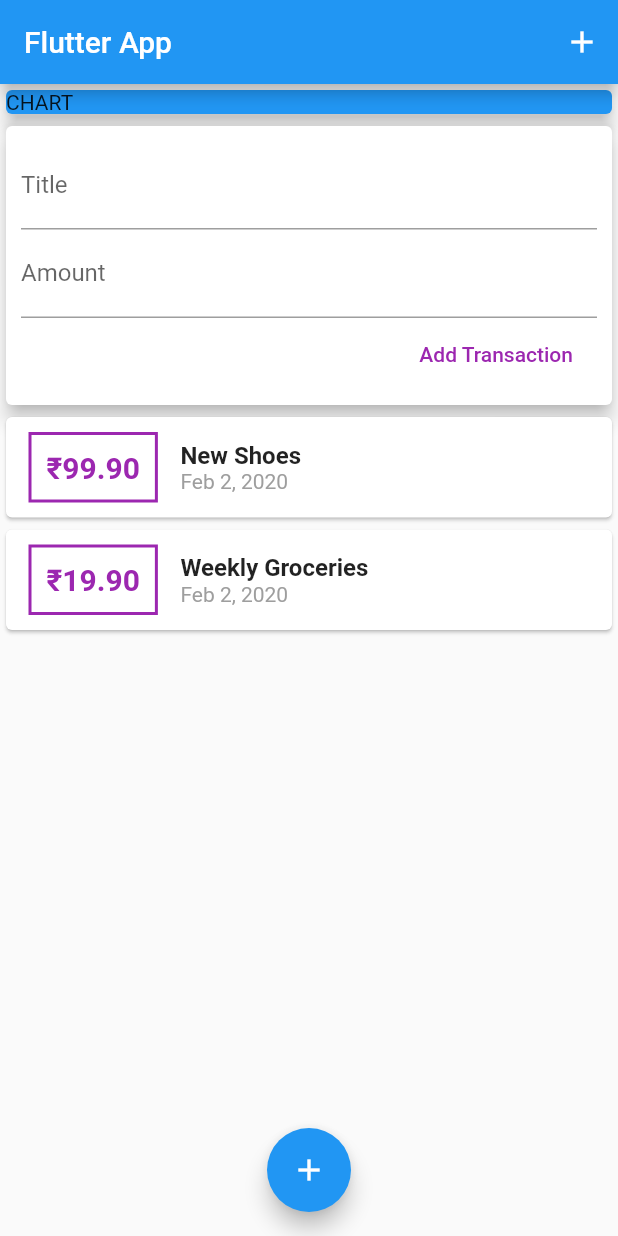
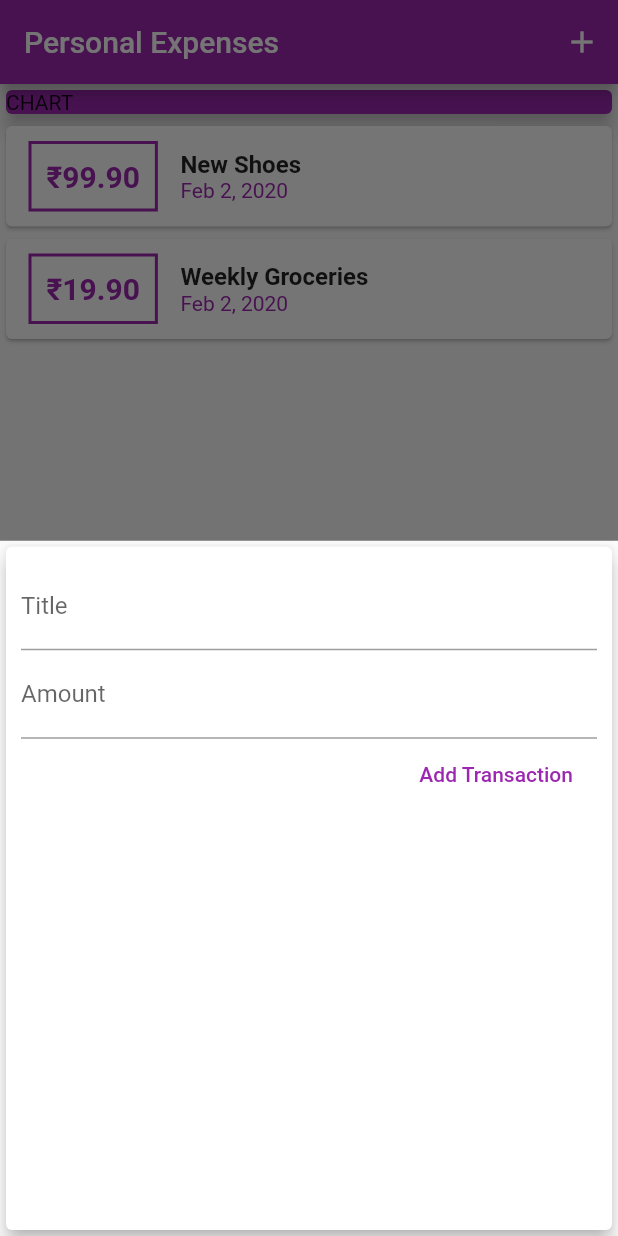
Before and after one commit to sidcredible/personal_expenses_app, a Flutter app: the screen it shows after launch, after a tap on the "add" icon, on a phone screen of 412 x 824 dp. Run offline on Flutter 3.47's test engine with Material 2 defaults, Android fonts, the phone set to English and light mode, and no system bars.

Commit message:
pop up to add tx, font added

```diff
--- a/lib/main.dart
+++ b/lib/main.dart
@@ -1,5 +1,8 @@
 import 'package:flutter/material.dart';
-import './widgets/user_transaction.dart';
+import 'package:personal_expenses_app/widgets/transaction_list.dart';
+import './widgets/new_transaction.dart';
+import './widgets/transaction_list.dart';
+import './models/transaction.dart';
 
 void main() => runApp(MyApp());
 
@@ -7,27 +10,73 @@ class MyApp extends StatelessWidget {
   @override
   Widget build(BuildContext context) {
     return MaterialApp(
-      title: 'Flutter App',
+      title: 'Personal Expenses',
+      theme: ThemeData(
+        primarySwatch: Colors.purple,
+        accentColor: Colors.amber,
+      ),
       home: MyHomePage(),
     );
   }
 }
 
-class MyHomePage extends StatelessWidget {
+class MyHomePage extends StatefulWidget {
   // String titleInput;
   // String amountInput;
-  final titleController = TextEditingController();
-  final amountController = TextEditingController();
+  @override
+  _MyHomePageState createState() => _MyHomePageState();
+}
+
+class _MyHomePageState extends State<MyHomePage> {
+  final List<Transaction> _userTransactions = [
+    Transaction(
+      id: 't1',
+      title: 'New Shoes',
+      amount: 99.9,
+      date: DateTime.now(),
+    ),
+    Transaction(
+      id: 't2',
+      title: 'Weekly Groceries',
+      amount: 19.9,
+      date: DateTime.now(),
+    ),
+  ];
+
+  void _addNewTransaction(String txTitle, double txAmount) {
+    final newTx = Transaction(
+      id: DateTime.now().toString(),
+      title: txTitle,
+      amount: txAmount,
+      date: DateTime.now(),
+    );
+
+    setState(() {
+      _userTransactions.add(newTx);
+    });
+  }
+
+  void _startAddNewTransaction(BuildContext ctx) {
+    showModalBottomSheet(
+        context: ctx,
+        builder: (_) {
+          return GestureDetector(
+            onTap: () {},
+            child: NewTransaction(_addNewTransaction),
+            behavior: HitTestBehavior.opaque,
+          );
+        });
+  }
 
   @override
   Widget build(BuildContext context) {
     return Scaffold(
       appBar: AppBar(
-        title: Text('Flutter App'),
+        title: Text('Personal Expenses'),
         actions: <Widget>[
           IconButton(
             icon: Icon(Icons.add),
-            onPressed: () {},
+            onPressed: () => _startAddNewTransaction(context),
           )
         ],
       ),
@@ -39,19 +88,19 @@ class MyHomePage extends StatelessWidget {
             Container(
               width: double.infinity,
               child: Card(
-                color: Colors.blue,
+                color: Theme.of(context).primaryColor,
                 child: Text('CHART'),
                 elevation: 5,
               ),
             ),
-            UserTransactions()
+            TransactionList(_userTransactions),
           ],
         ),
       ),
       floatingActionButtonLocation: FloatingActionButtonLocation.centerFloat,
       floatingActionButton: FloatingActionButton(
         child: Icon(Icons.add),
-        onPressed: () {},
+        onPressed: () => _startAddNewTransaction(context),
       ),
     );
   }
--- a/lib/widgets/new_transaction.dart
+++ b/lib/widgets/new_transaction.dart
@@ -1,11 +1,19 @@
 import 'package:flutter/material.dart';
 
-class NewTransaction extends StatelessWidget {
+class NewTransaction extends StatefulWidget {
   final Function addTx;
+
+  NewTransaction(this.addTx);
+
+  @override
+  _NewTransactionState createState() => _NewTransactionState();
+}
+
+class _NewTransactionState extends State<NewTransaction> {
   final titleController = TextEditingController();
+
   final amountController = TextEditingController();
 
-  NewTransaction(this.addTx);
   void submitData() {
     final enteredTitle = titleController.text;
     final enteredAmount = double.parse(amountController.text);
@@ -13,10 +21,11 @@ class NewTransaction extends StatelessWidget {
     if(enteredTitle.isEmpty || enteredAmount <= 0){
       return; //This will stop the execution of function & hence new tx wont be added.
     }
-    addTx(
+    widget.addTx(
       enteredTitle,
       enteredAmount,
     );
+    Navigator.of(context).pop(); // Autocloses the sheet when transaction is added
   }
 
   @override
--- a/lib/widgets/transaction_list.dart
+++ b/lib/widgets/transaction_list.dart
@@ -32,7 +32,7 @@ class TransactionList extends StatelessWidget {
                   style: TextStyle(
                     fontWeight: FontWeight.bold,
                     fontSize: 20,
-                    color: Colors.purple,
+                    color: Theme.of(context).primaryColor,
                   ),
                 ),
               ),
@@ -49,7 +49,7 @@ class TransactionList extends StatelessWidget {
                   Text(
                     DateFormat.yMMMd().format(transactions[index].date),
                     style: TextStyle(
-                      color: Colors.grey,
+                      color: Theme.of(context).primaryColor,
                     ),
                   )
                 ],
--- a/lib/widgets/user_transaction.dart
+++ /dev/null
@@ -1,49 +0,0 @@
-import 'package:flutter/material.dart';
-import './new_transaction.dart';
-import './transaction_list.dart';
-import '../models/transaction.dart';
-
-class UserTransactions extends StatefulWidget {
-  @override
-  _UserTransactionsState createState() => _UserTransactionsState();
-}
-
-class _UserTransactionsState extends State<UserTransactions> {
-  final List<Transaction> _userTransactions = [
-    Transaction(
-      id: 't1',
-      title: 'New Shoes',
-      amount: 99.9,
-      date: DateTime.now(),
-    ),
-    Transaction(
-      id: 't2',
-      title: 'Weekly Groceries',
-      amount: 19.9,
-      date: DateTime.now(),
-    ),
-  ];
-
-  void _addNewTransaction(String txTitle, double txAmount) {
-    final newTx = Transaction(
-      id: DateTime.now().toString(),
-      title: txTitle,
-      amount: txAmount,
-      date: DateTime.now(),
-    );
-
-    setState(() {
-      _userTransactions.add(newTx);
-    });
-  }
-
-  @override
-  Widget build(BuildContext context) {
-    return Column(
-      children: <Widget>[
-        NewTransaction(_addNewTransaction),
-        TransactionList(_userTransactions),
-      ],
-    );
-  }
-}
```
Also changed, not shown: lib/assets/fonts/OpenSans-Bold.ttf (added), lib/assets/fonts/OpenSans-Regular.ttf (added), lib/assets/fonts/Quicksand-Bold.ttf (added), lib/assets/fonts/Quicksand-Light.ttf (added), lib/assets/fonts/Quicksand-Medium.ttf (added), lib/assets/fonts/Quicksand-Regular.ttf (added).
